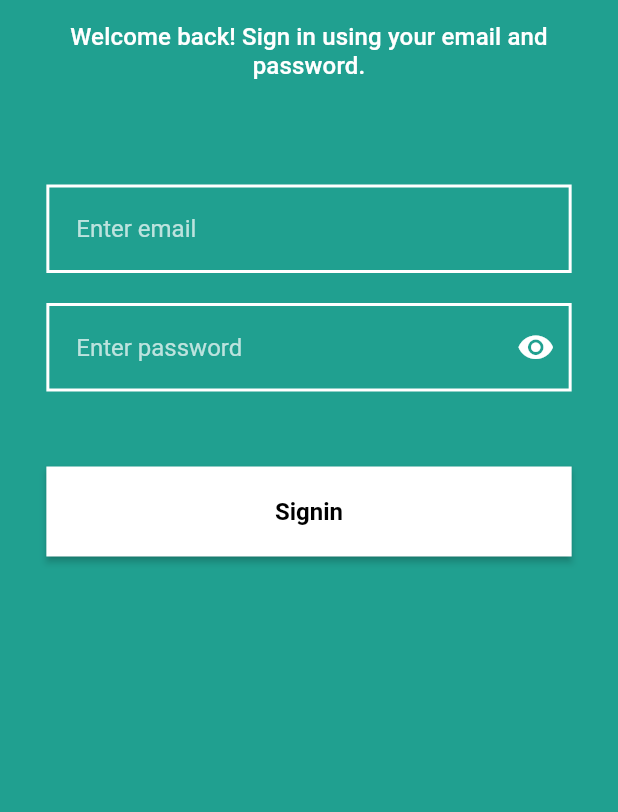
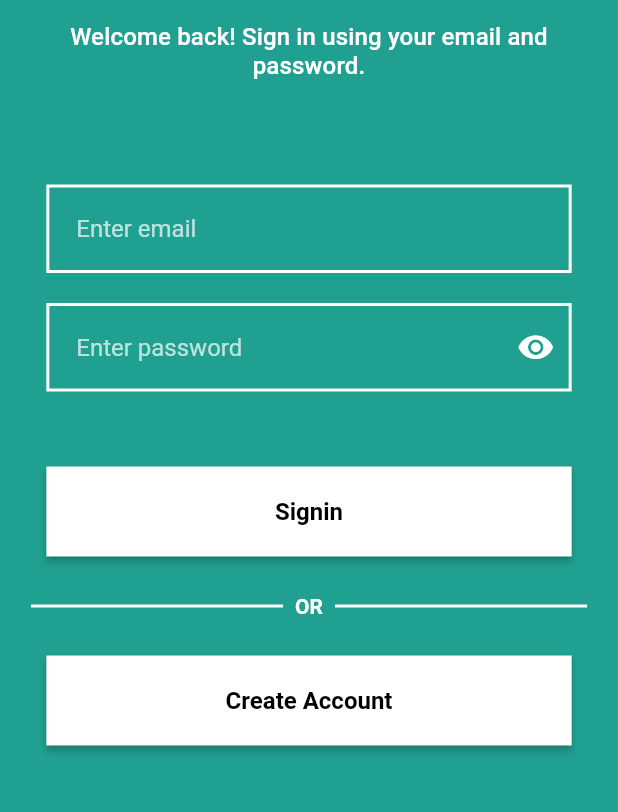
Before and after one commit to ilyas-kukshi/Video-Editors, a Flutter app: the screen it shows after launch, on a phone screen of 412 x 824 dp, the part 234-1046 px from its top. Run offline on Flutter 3.47's test engine with Material 2 defaults, Android fonts, the light colour scheme and no system bars; our stand-ins replace fluttertoast, freezed_annotation, page_transition, youtube_player_flutter.

Commit message:
Fix bugs

```diff
--- a/lib/auth/signin.dart
+++ b/lib/auth/signin.dart
@@ -28,6 +28,7 @@ class _SigninState extends State<Signin> {
     return Scaffold(
       backgroundColor: AppThemeShared.primaryColor,
       body: SafeArea(
+        child: SingleChildScrollView(
           child: Form(
             key: formKey,
             child: Column(
@@ -133,7 +134,53 @@ class _SigninState extends State<Signin> {
                     },
                   ),
                 ),
+                const SizedBox(height: 25),
+                SizedBox(
+                  width: MediaQuery.of(context).size.width * 0.9,
+                  child: const Row(
+                    children: [
+                      Expanded(
+                        child: Divider(
+                          color: Colors.white,
+                          thickness: 2,
+                        ),
+                      ),
+                      Padding(
+                        padding: EdgeInsets.symmetric(horizontal: 8),
+                        child: Text(
+                          'OR',
+                          style: TextStyle(
+                            color: Colors.white,
+                            fontWeight: FontWeight.bold,
+                          ),
+                        ),
+                      ),
+                      Expanded(
+                        child: Divider(
+                          color: Colors.white,
+                          thickness: 2,
+                        ),
+                      ),
                     ],
+                  ),
+                ),
+                const SizedBox(height: 25),
+                SlideInWidget(
+                  direction: SlideDirection.bottom,
+                  duration: const Duration(milliseconds: 1600),
+                  child: AppThemeShared.sharedButton(
+                    context: context,
+                    width: MediaQuery.of(context).size.width * 0.85,
+                    buttonText: "Create Account",
+                    color: Colors.white,
+                    textColor: Colors.black,
+                    onTap: () {
+                      Navigator.pushNamed(context, '/createAccount');
+                    },
+                  ),
+                ),
+              ],
+            ),
           ),
         ),
       ),
--- a/lib/main.dart
+++ b/lib/main.dart
@@ -1,5 +1,6 @@
 import 'package:flutter/material.dart';
 import 'package:page_transition/page_transition.dart';
+import 'package:video_editors/auth/create_account.dart';
 import 'package:video_editors/auth/signin.dart';
 import 'package:video_editors/screens/add_wok.dart';
 import 'package:video_editors/screens/build_resume.dart';
@@ -47,6 +48,9 @@ class MyApp extends StatelessWidget {
       case '/signin':
         return PageTransition(
             child: const Signin(), type: PageTransitionType.leftToRight);
+      case '/createAccount':
+        return PageTransition(
+            child: const CreateAccount(), type: PageTransitionType.leftToRight);
       case '/buildResume':
         return PageTransition(
             child: BuildResume(
--- a/lib/services/auth_services.dart
+++ b/lib/services/auth_services.dart
@@ -19,7 +19,7 @@ class AuthServices {
         body: model.toJson(),
       );
 
-      if (response.statusCode == 200) {
+      if (response.statusCode == 201) {
         return ResponseModel(response.statusCode, response.body);
 
         // responseData = response.body;
--- a/lib/shared/utility.dart
+++ b/lib/shared/utility.dart
@@ -22,12 +22,16 @@ class Utility {
     return null;
   }
 
+
   static String? productPriceValidator(String? name) {
     if (name!.isEmpty) {
       return "Please enter your product price";
     }
     return null;
   }
+
+
+
 
   static String? phoneNumberValidator(String? phoneNumber) {
     if (phoneNumber?.length != 10 ||
@@ -47,7 +51,7 @@ class Utility {
   static String? passwordSameValidator(
       String? setPassword, String? confirmPassword) {
     if (confirmPassword!.length < 6) {
-      return 'Pleas enter a valid phone number';
+      return 'Both passwords should be same';
     } else if (setPassword != confirmPassword) {
       return 'Both passwords should be same';
     }
```
Also changed, not shown: lib/screens/add_wok.dart (+2 -31 lines), lib/screens/build_resume.dart (+31 -14 lines), lib/screens/portfolio.dart (+2 -30 lines), 1 other file. Lines whose indentation alone changed are shown as unchanged.
